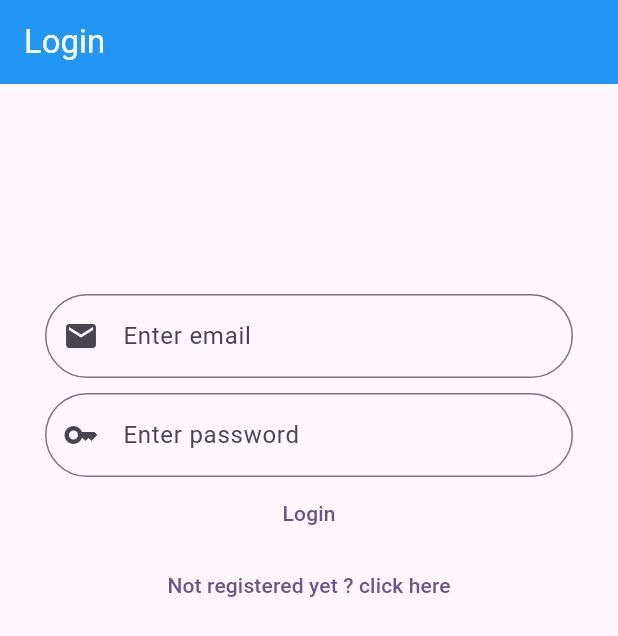
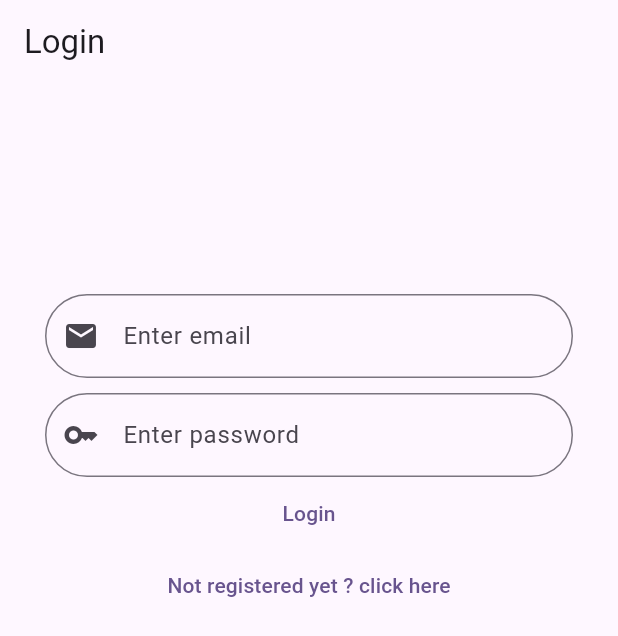
Before and after one commit to ssalma2002/MyNotes, a Flutter app: the screen it shows after launch, after a tap on "Login", on a phone screen of 412 x 824 dp. Shown: the top 636 px of the screen. Run offline on Flutter 3.47's test engine with Material 2 defaults, Android fonts, the phone set to English and light mode, and no system bars; our stand-ins replace firebase_auth, firebase_core; accounts and stored records are empty; network calls fail.

Commit message:
Login button

```diff
--- a/lib/main.dart
+++ b/lib/main.dart
@@ -20,6 +20,7 @@ void main() {
     routes: {
       '/login/':(context)=> const LoginView(),
       '/register/':(context)=> const RegisterView(),
+      '/notes/':(context)=> const NotesView(),
     },
   ),);
 }
@@ -75,7 +76,7 @@ class _NotesViewState extends State<NotesView> {
   @override
   Widget build(BuildContext context) {
     return Scaffold(
-      appBar: AppBar(title: const Text('Main UI',style: TextStyle(color: Colors.white),),backgroundColor: Colors.blue,
+      appBar: AppBar(title: const Text('Main UI',),
       actions: [
       PopupMenuButton<MenuAction>(onSelected: (value) async {
         switch(value){
--- a/lib/views/LoginView.dart
+++ b/lib/views/LoginView.dart
@@ -1,6 +1,7 @@
 import 'package:firebase_auth/firebase_auth.dart';
 import 'package:flutter/cupertino.dart';
 import 'package:flutter/material.dart';
+import 'dart:developer'as devtools show log;
 
 
 class LoginView extends StatefulWidget {
@@ -28,7 +29,7 @@ class _LoginViewState extends State<LoginView> {
   @override
   Widget build(BuildContext context) {
     return Scaffold(
-      appBar: AppBar(title: const Text('Login',style: TextStyle(color: Colors.white),),backgroundColor: Colors.blue,),
+      appBar: AppBar(title: const Text('Login',),),
       body: Column(
         children: [
           Container(
@@ -60,13 +61,13 @@ class _LoginViewState extends State<LoginView> {
             try {final email=_email.text;
             final password=_password.text;
             final userCredential =await FirebaseAuth.instance.signInWithEmailAndPassword(email: email, password: password);
-            print(userCredential);
+            Navigator.of(context).pushNamedAndRemoveUntil('/notes/', (route) => false);
             }on FirebaseAuthException catch(e)
             {
               if(e.code=='INVALID_LOGIN_CREDENTIALS')
               {
-                print('User not found');
-                print(e.code);
+                devtools.log('User not found');
+                devtools.log(e.code);
               }
             }
           },child: const Text('Login'),),
--- a/lib/views/RegisterView.dart
+++ b/lib/views/RegisterView.dart
@@ -1,6 +1,7 @@
 import 'package:firebase_auth/firebase_auth.dart';
 import 'package:firebase_core/firebase_core.dart';
 import 'package:flutter/material.dart';
+import 'dart:developer'as devtools show log;
 
 import '../firebase_options.dart';
 
@@ -62,7 +63,7 @@ class _RegisterViewState extends State<RegisterView> {
                   try{final email=_email.text;
                   final password=_password.text;
                   final userCredential =await FirebaseAuth.instance.createUserWithEmailAndPassword(email: email, password: password);
-                  print(userCredential);} catch(e)
+                  devtools.log(userCredential.toString());} catch(e)
                   {}
                 },child: const Text('Register'),),
                 TextButton(onPressed: (){
--- a/lib/views/Verify_Email.dart
+++ b/lib/views/Verify_Email.dart
@@ -13,7 +13,7 @@ class _VerifyEmailState extends State<VerifyEmail> {
   @override
   Widget build(BuildContext context) {
     return Scaffold(
-      appBar: AppBar(title: const Text('Verify Email',style: TextStyle(color: Colors.white),),backgroundColor: Colors.blue,),
+      appBar: AppBar(title: const Text('Verify Email',),),
       body: Column(
         children: [
           const Text('Please verify your email address:'),
```
